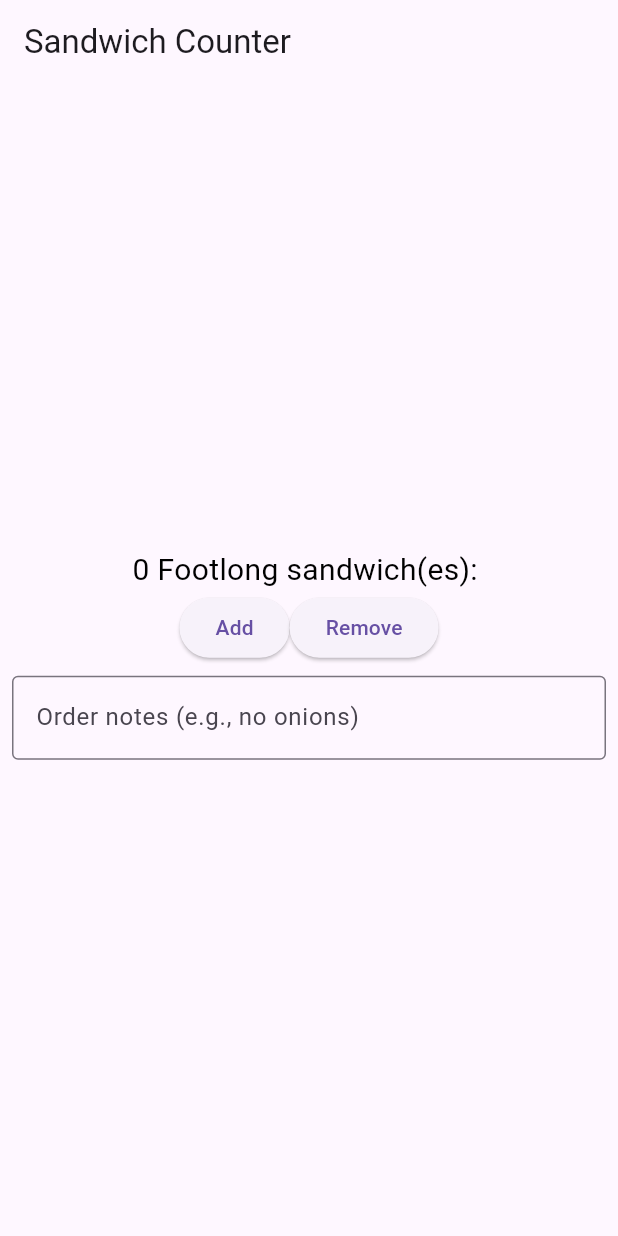
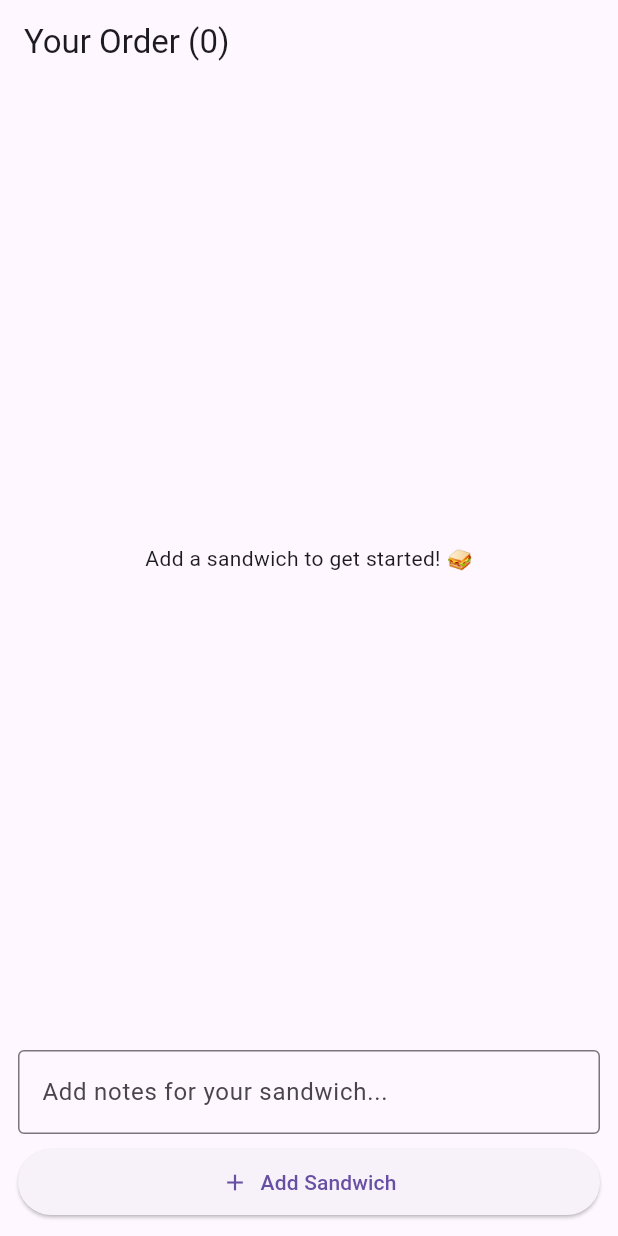
Before and after one commit to Luke-L2264308/first_flutter, a Flutter app: the screen it shows after launch, on a phone screen of 412 x 824 dp. Run offline on Flutter 3.47's test engine with Material 3 defaults, Android fonts, the phone set to English and light mode, and no system bars.

Commit message:
made it possible to have distinct sandwiches with distinct notes

```diff
--- a/lib/main.dart
+++ b/lib/main.dart
@@ -1,8 +1,15 @@
 import 'package:flutter/material.dart';
 
 void main() {
-  // runApp(const MyApp());
   runApp(const App());
+}
+
+// A class to model our sandwich data
+class Sandwich {
+  final String id;
+  final String notes;
+
+  Sandwich({required this.id, required this.notes});
 }
 
 class App extends StatelessWidget {
@@ -11,7 +18,7 @@ class App extends StatelessWidget {
   Widget build(BuildContext context) {
     return const MaterialApp(
       title: 'Sandwich Shop App',
-      home: OrderScreen(maxQuantity: 5),
+      home: OrderScreen(maxQuantity: 10), // Set max sandwiches
     );
   }
 }
@@ -28,40 +35,47 @@ class OrderScreen extends StatefulWidget {
 }
 
 class _OrderScreenState extends State<OrderScreen> {
-  // 1. Create a TextEditingController to get the text from the TextField.
   final _notesController = TextEditingController();
 
-  // 2. Create a variable to hold the saved text.
-  String _savedSandwichContents = '';
+  // Manage a list of Sandwich objects instead of a single quantity
+  final List<Sandwich> _sandwiches = [];
 
-  int _quantity = 0;
+  void _addSandwich() {
+    if (_sandwiches.length < widget.maxQuantity) {
+      setState(() {
+        // Create a new sandwich with a unique ID and the current notes
+        final newSandwich = Sandwich(
+          id: DateTime.now().millisecondsSinceEpoch.toString(),
+          notes: _notesController.text.isNotEmpty ? _notesController.text : 'No notes',
+        );
+        _sandwiches.add(newSandwich);
+      });
+      // Clear the text field for the next sandwich
+      _notesController.clear();
 
-  void _increaseQuantity() {
-    if (_quantity < widget.maxQuantity) {
-      setState(() {
-        _quantity++;
-        // 3. When the "Add" button is pressed, save the text from the controller.
-        _savedSandwichContents = _notesController.text;
-      });
-
-      // You can also show a quick message to confirm it was saved.
+      // Show a confirmation message
+      ScaffoldMessenger.of(context).hideCurrentSnackBar();
+      ScaffoldMessenger.of(context).showSnackBar(
+        const SnackBar(content: Text('Sandwich added to your order!')),
+      );
+    } else {
+      // Show a message if the maximum quantity is reached
       ScaffoldMessenger.of(context).hideCurrentSnackBar();
       ScaffoldMessenger.of(context).showSnackBar(
         SnackBar(
-          content: Text(
-              'Added sandwich. Notes saved: "$_savedSandwichContents"'),
-        ),
+            content: Text(
+                'You have reached the maximum of ${widget.maxQuantity} sandwiches.')),
       );
     }
   }
 
-  void _decreaseQuantity() {
-    if (_quantity > 0) {
-      setState(() => _quantity--);
-    }
+  // Method to remove a specific sandwich by its ID
+  void _removeSandwich(String id) {
+    setState(() {
+      _sandwiches.removeWhere((sandwich) => sandwich.id == id);
+    });
   }
 
-  // 4. Remember to dispose of the controller when it's no longer needed.
   @override
   void dispose() {
     _notesController.dispose();
@@ -72,63 +86,63 @@ class _OrderScreenState extends State<OrderScreen> {
   Widget build(BuildContext context) {
     return Scaffold(
       appBar: AppBar(
-        title: const Text('Sandwich Counter'),
+        // The title now shows the number of sandwiches in the list
+        title: Text('Your Order (${_sandwiches.length})'),
       ),
-      body: Center(
-        child: Column(
-          mainAxisAlignment: MainAxisAlignment.center,
-          children: <Widget>[
-            OrderItemDisplay(
-              _quantity,
-              'Footlong',
-            ),
-            // Optional: Display the saved contents to see it working.
-            if (_savedSandwichContents.isNotEmpty)
-              Padding(
-                padding: const EdgeInsets.all(8.0),
-                child: Text('Current Notes: $_savedSandwichContents'),
-              ),
-            Row(
-              mainAxisAlignment: MainAxisAlignment.center,
+      body: Column(
+        children: <Widget>[
+          // Use an Expanded ListView to show the list of sandwiches
+          Expanded(
+            child: _sandwiches.isEmpty
+                ? const Center(child: Text('Add a sandwich to get started! 🥪'))
+                : ListView.builder(
+                    itemCount: _sandwiches.length,
+                    itemBuilder: (context, index) {
+                      final sandwich = _sandwiches[index];
+                      return Card(
+                        margin: const EdgeInsets.symmetric(horizontal: 8.0, vertical: 4.0),
+                        child: ListTile(
+                          leading: const Text('🥪', style: TextStyle(fontSize: 24)),
+                          title: const Text('Footlong Sandwich'),
+                          subtitle: Text('Notes: ${sandwich.notes}'),
+                          trailing: IconButton(
+                            icon: const Icon(Icons.delete, color: Colors.red),
+                            onPressed: () => _removeSandwich(sandwich.id),
+                          ),
+                        ),
+                      );
+                    },
+                  ),
+          ),
+          // Controls for adding a new sandwich
+          Padding(
+            padding: const EdgeInsets.all(12.0),
+            child: Column(
               children: [
-                ElevatedButton(
-                  onPressed: _increaseQuantity, // This now also saves the notes
-                  child: const Text('Add'),
+                TextField(
+                  controller: _notesController,
+                  decoration: const InputDecoration(
+                    border: OutlineInputBorder(),
+                    labelText: 'Add notes for your sandwich...',
+                  ),
                 ),
-                ElevatedButton(
-                  onPressed: _decreaseQuantity,
-                  child: const Text('Remove'),
+                const SizedBox(height: 8),
+                SizedBox(
+                  width: double.infinity,
+                  child: ElevatedButton.icon(
+                    icon: const Icon(Icons.add),
+                    onPressed: _addSandwich,
+                    label: const Text('Add Sandwich'),
+                    style: ElevatedButton.styleFrom(
+                      padding: const EdgeInsets.symmetric(vertical: 12),
+                    ),
+                  ),
                 ),
               ],
             ),
-            Padding( // 5. Remove 'const' from Padding
-              padding: const EdgeInsets.all(8.0),
-              child: TextField(
-                // 6. Assign the controller to the TextField.
-                controller: _notesController,
-                decoration: const InputDecoration(
-                  border: OutlineInputBorder(),
-                  labelText: 'Order notes (e.g., no onions)',
-                ),
-              ),
-            )
-          ],
-        ),
+          )
+        ],
       ),
     );
   }
 }
-
-class OrderItemDisplay extends StatelessWidget {
-  final String itemType;
-  final int quantity;
-
-  const OrderItemDisplay(this.quantity, this.itemType, {super.key});
-
-  @override
-  Widget build(BuildContext context) {
-    return Text(
-        style: const TextStyle(color: Colors.black, fontSize: 20),
-        '$quantity $itemType sandwich(es): ${'🥪' * quantity}');
-  }
-}
```
